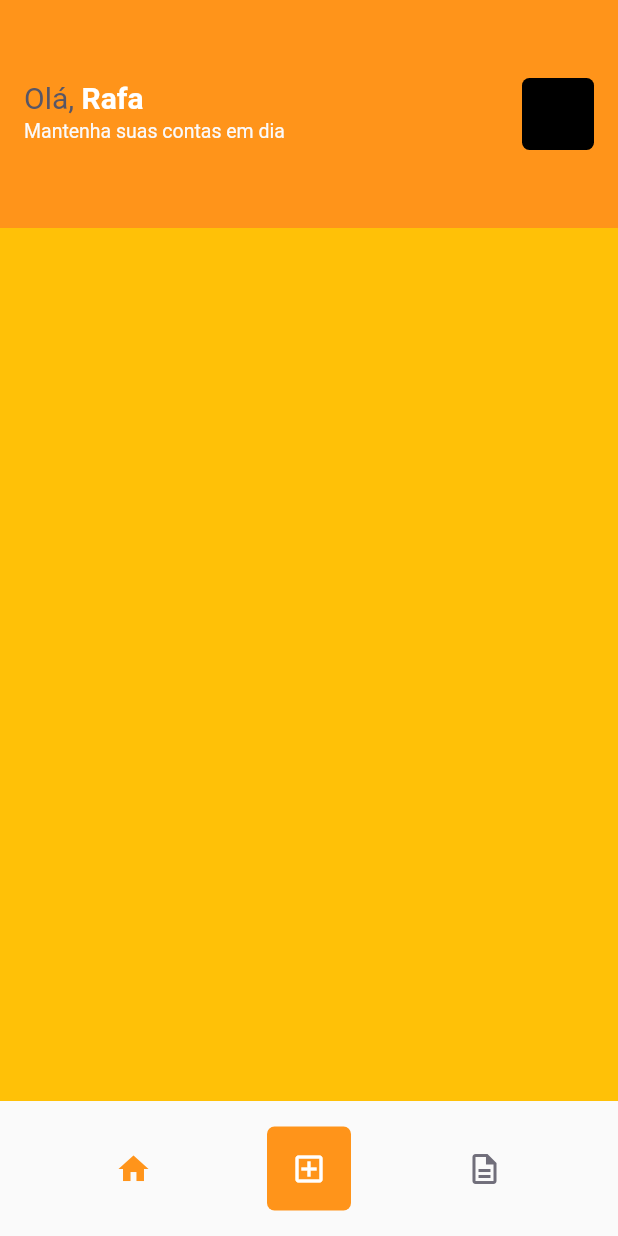
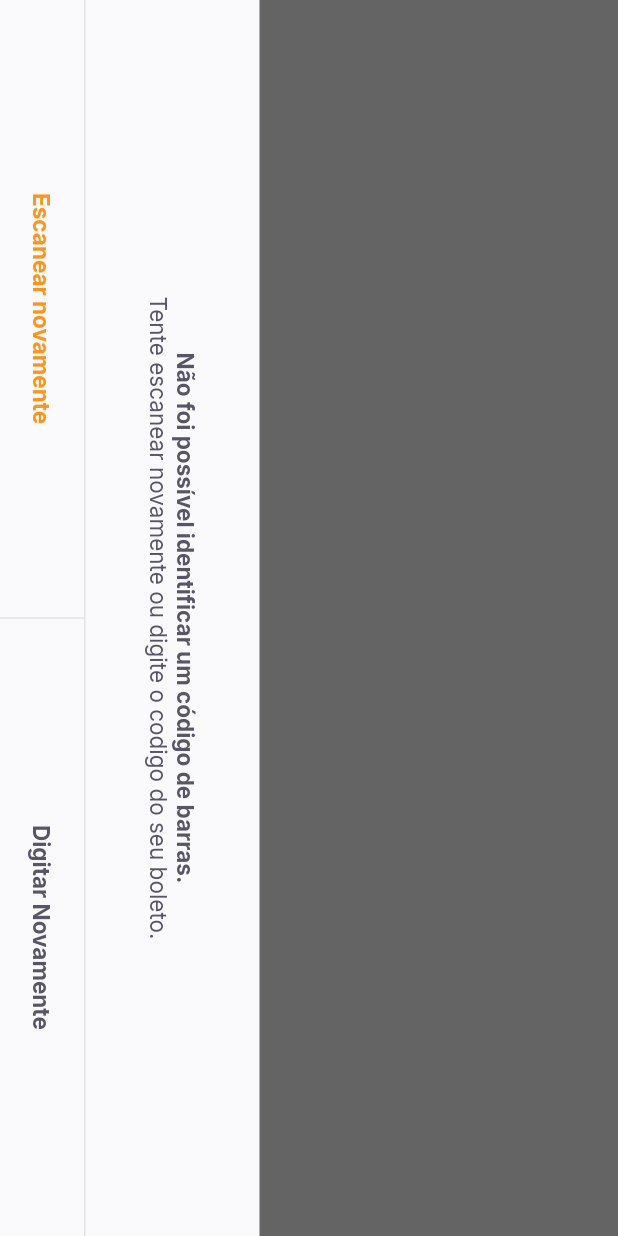
Before and after one commit to rafapil/youpay, a Flutter app: the HomePage screen opened by its route, after a tap on the "add box" icon, on a phone screen of 412 x 824 dp. Run offline on Flutter 3.47's test engine with Material 2 defaults, Android fonts, the phone set to English and light mode, and no system bars; our stand-ins replace firebase_core, google_fonts, google_sign_in, shared_preferences; accounts and stored records are empty.

Commit message:
ajustando leitor de codigo

```diff
--- a/youpay/lib/app_widget.dart
+++ b/youpay/lib/app_widget.dart
@@ -1,4 +1,6 @@
 import 'package:flutter/material.dart';
+import 'package:flutter/services.dart';
+import 'package:youpay/modules/barcode_scanner/barcode_scanner_page.dart';
 // import 'package:youpay/modules/home/home_page.dart';
 // import 'package:youpay/modules/splash/splash_page.dart';
 
@@ -7,19 +9,26 @@ import 'modules/modules.dart';
 import 'shared/themes/themes.dart';
 
 class AppWidget extends StatelessWidget {
+  AppWidget() {
+    SystemChrome.setPreferredOrientations([
+      DeviceOrientation.portraitDown,
+      DeviceOrientation.portraitUp,
+    ]);
+  }
+
   // This widget is the root of your application.
   @override
   Widget build(BuildContext context) {
     return MaterialApp(
       title: 'You Pay',
       theme: ThemeData(
-          // primarySwatch: Colors.blue,
-          primaryColor: AppColors.primary),
+          primarySwatch: Colors.orange, primaryColor: AppColors.primary),
       initialRoute: '/spalsh',
       routes: {
         '/spalsh': (context) => SplashPage(),
         '/home': (context) => HomePage(),
         '/login': (context) => LoginPage(),
+        '/barcode_scanner': (context) => BarcodeScannerPage(),
       },
     );
   }
--- /dev/null
+++ b/youpay/lib/modules/barcode_scanner/barcode_scanner_page.dart
@@ -0,0 +1,76 @@
+import 'package:flutter/material.dart';
+import 'package:youpay/shared/themes/app_colors.dart';
+import 'package:youpay/shared/themes/app_textstyle.dart';
+import 'package:youpay/shared/widgets/button_sheet/button_sheet.dart';
+// import 'package:youpay/shared/widgets/divider_vertical/divider_vertical_widget.dart';
+// import 'package:youpay/shared/widgets/label_button/label_button.dart';
+import 'package:youpay/shared/widgets/set_label_buttons/set_label_buttons.dart';
+
+class BarcodeScannerPage extends StatefulWidget {
+  const BarcodeScannerPage({Key? key}) : super(key: key);
+
+  @override
+  _BarcodeScannerPageState createState() => _BarcodeScannerPageState();
+}
+
+class _BarcodeScannerPageState extends State<BarcodeScannerPage> {
+  @override
+  Widget build(BuildContext context) {
+    return ButtonSheet(
+        primaryLabel: 'Escanear novamente',
+        primaryOnPressed: () {},
+        secundaryLabel: 'Digitar Novamente',
+        secundaryOnPressed: () {},
+        title: 'Não foi possível identificar um código de barras.',
+        subTitle: 'Tente escanear novamente ou digite o codigo do seu boleto.');
+    return SafeArea(
+      top: true,
+      bottom: true,
+      left: true,
+      right: true,
+      child: RotatedBox(
+        quarterTurns: 1,
+        child: Scaffold(
+          appBar: AppBar(
+            centerTitle: true,
+            backgroundColor: Colors.black,
+            title: Text(
+              'Escaneie o código de barras do boleto',
+              style: TextStyles.buttonBackground,
+            ),
+            // backbutton add here
+            leading: BackButton(
+              color: AppColors.background,
+            ),
+          ),
+          //
+          body: Column(
+            children: [
+              Expanded(
+                child: Container(
+                  color: Colors.black.withOpacity(0.6),
+                ),
+              ),
+              Expanded(
+                flex: 2,
+                child: Container(
+                  color: Colors.transparent,
+                ),
+              ),
+              Expanded(
+                child: Container(
+                  color: Colors.black.withOpacity(0.6),
+                ),
+              ),
+            ],
+          ),
+          bottomNavigationBar: SetLabelButtons(
+              primaryLabel: 'Insira o código do boleto',
+              primaryOnPressed: () {},
+              secundaryLabel: 'Adicionar da galeria',
+              secundaryOnPressed: () {}),
+        ),
+      ),
+    );
+  }
+}
--- a/youpay/lib/modules/home/home_page.dart
+++ b/youpay/lib/modules/home/home_page.dart
@@ -77,7 +77,8 @@ class _HomePageState extends State<HomePage> {
                 )),
             GestureDetector(
               onTap: () {
-                print('clicado');
+                // print('clicado');
+                // Navigator.pushNamed(context, "barcode_scanner");
               },
               child: Container(
                 height: 56,
@@ -87,7 +88,9 @@ class _HomePageState extends State<HomePage> {
                   borderRadius: BorderRadius.circular(5.0),
                 ),
                 child: IconButton(
-                    onPressed: () {},
+                    onPressed: () {
+                      Navigator.pushNamed(context, '/barcode_scanner');
+                    },
                     icon: Icon(
                       Icons.add_box_outlined,
                       color: AppColors.background,
--- /dev/null
+++ b/youpay/lib/shared/widgets/button_sheet/button_sheet.dart
@@ -0,0 +1,78 @@
+import 'package:flutter/material.dart';
+import 'package:youpay/shared/themes/themes.dart';
+import 'package:youpay/shared/widgets/set_label_buttons/set_label_buttons.dart';
+
+class ButtonSheet extends StatelessWidget {
+  final String primaryLabel;
+  final VoidCallback primaryOnPressed;
+  final String secundaryLabel;
+  final VoidCallback secundaryOnPressed;
+  final String title;
+  final String subTitle;
+  const ButtonSheet(
+      {Key? key,
+      required this.primaryLabel,
+      required this.primaryOnPressed,
+      required this.secundaryLabel,
+      required this.secundaryOnPressed,
+      required this.title,
+      required this.subTitle})
+      : super(key: key);
+
+  @override
+  Widget build(BuildContext context) {
+    return SafeArea(
+      child: RotatedBox(
+        quarterTurns: 1,
+        child: Material(
+          child: Container(
+            color: AppColors.shape,
+            child: Column(
+              children: [
+                Expanded(
+                  child: Container(
+                    color: Colors.black.withOpacity(0.6),
+                  ),
+                ),
+                Column(
+                  children: [
+                    Padding(
+                      padding: const EdgeInsets.all(40.0),
+                      child: Text.rich(
+                        TextSpan(
+                          text: title,
+                          style: TextStyles.buttonBoldHeading,
+                          children: [
+                            TextSpan(
+                              text: "\n$subTitle",
+                              style: TextStyles.buttonHeading,
+                            ),
+                          ],
+                        ),
+                        textAlign: TextAlign.center,
+                      ),
+                    ),
+                    Container(
+                      height: 1,
+                      color: AppColors.stroke,
+                    ),
+                    //
+                    SetLabelButtons(
+                        enablePrimaryColor: true,
+                        primaryLabel: primaryLabel,
+                        primaryOnPressed: primaryOnPressed,
+                        secundaryLabel: secundaryLabel,
+                        secundaryOnPressed: secundaryOnPressed),
+                    // SizedBox(
+                    //   height: 2.0,
+                    // ),
+                  ],
+                ),
+              ],
+            ),
+          ),
+        ),
+      ),
+    );
+  }
+}
--- /dev/null
+++ b/youpay/lib/shared/widgets/divider_vertical/divider_vertical_widget.dart
@@ -0,0 +1,15 @@
+import 'package:flutter/material.dart';
+import 'package:youpay/shared/themes/app_colors.dart';
+
+class DividerVerticalWidget extends StatelessWidget {
+  const DividerVerticalWidget({Key? key}) : super(key: key);
+
+  @override
+  Widget build(BuildContext context) {
+    return Container(
+      width: 1,
+      height: double.maxFinite,
+      color: AppColors.stroke,
+    );
+  }
+}
--- /dev/null
+++ b/youpay/lib/shared/widgets/label_button/label_button.dart
@@ -0,0 +1,25 @@
+import 'package:flutter/material.dart';
+import 'package:youpay/shared/themes/themes.dart';
+
+class LabelButton extends StatelessWidget {
+  final String label;
+  final VoidCallback onPressed;
+  final TextStyle? style;
+  const LabelButton(
+      {Key? key, required this.label, required this.onPressed, this.style})
+      : super(key: key);
+
+  @override
+  Widget build(BuildContext context) {
+    return Container(
+      height: 56.0,
+      child: TextButton(
+        onPressed: onPressed,
+        child: Text(
+          label,
+          style: style ?? TextStyles.buttonBoldHeading,
+        ),
+      ),
+    );
+  }
+}
--- /dev/null
+++ b/youpay/lib/shared/widgets/set_label_buttons/set_label_buttons.dart
@@ -0,0 +1,43 @@
+import 'package:flutter/material.dart';
+import 'package:youpay/shared/themes/app_textstyle.dart';
+import 'package:youpay/shared/widgets/divider_vertical/divider_vertical_widget.dart';
+import 'package:youpay/shared/widgets/label_button/label_button.dart';
+
+class SetLabelButtons extends StatelessWidget {
+  final String primaryLabel;
+  final VoidCallback primaryOnPressed;
+  final String secundaryLabel;
+  final VoidCallback secundaryOnPressed;
+  final bool enablePrimaryColor;
+
+  const SetLabelButtons(
+      {Key? key,
+      required this.primaryLabel,
+      required this.primaryOnPressed,
+      required this.secundaryLabel,
+      required this.secundaryOnPressed,
+      this.enablePrimaryColor = false})
+      : super(key: key);
+
+  @override
+  Widget build(BuildContext context) {
+    return Container(
+      height: 56.0,
+      child: Row(
+        children: [
+          Expanded(
+            child: LabelButton(
+              label: primaryLabel,
+              onPressed: primaryOnPressed,
+              style: enablePrimaryColor ? TextStyles.buttonBoldPrimary : null,
+            ),
+          ),
+          DividerVerticalWidget(),
+          Expanded(
+              child: LabelButton(
+                  label: secundaryLabel, onPressed: secundaryOnPressed)),
+        ],
+      ),
+    );
+  }
+}
--- a/youpay/pubspec.yaml
+++ b/youpay/pubspec.yaml
@@ -33,6 +33,9 @@ dependencies:
   firebase_core: ^1.6.0
   google_sign_in: ^5.1.0
   shared_preferences: ^2.0.7
+  google_ml_kit: ^0.7.2
+  camera: ^0.9.4+1
+  image_picker: ^0.8.4+2
 
 dev_dependencies:
   flutter_test:
```
Also changed, not shown: youpay/pubspec.lock, 1 other file.
